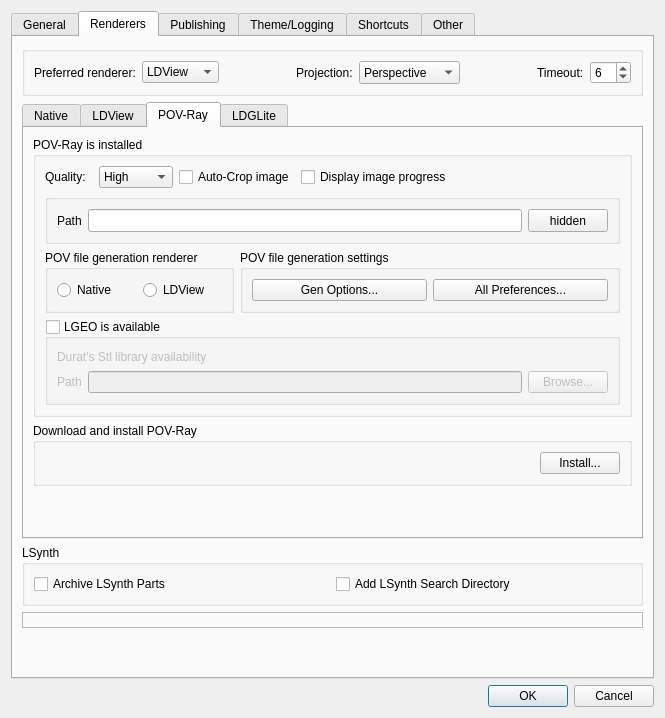
First picture: the form in mainApp/preferences.ui, repository trevorsandy/lpub3d-ci, before the edit.
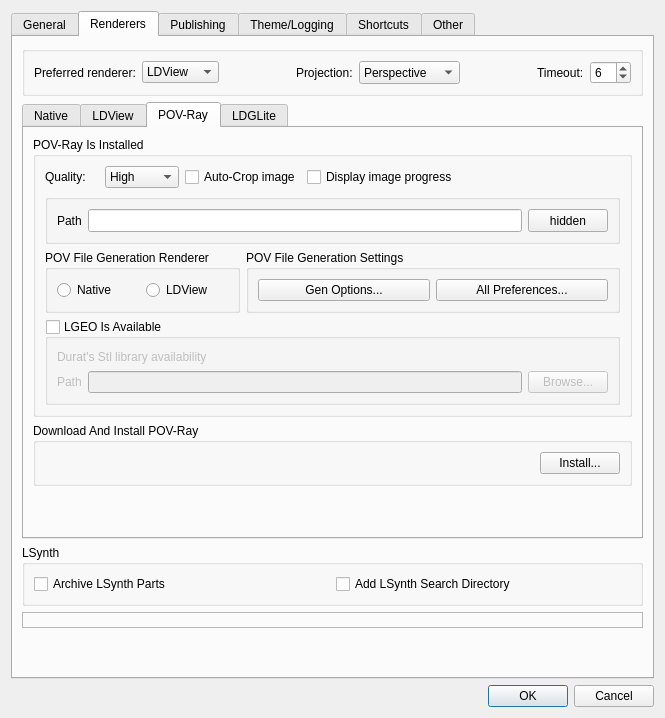
Second picture: the form after the edit. The open tabs and pages were chosen to show the change.

Patch:
```diff
--- a/mainApp/preferences.ui
+++ b/mainApp/preferences.ui
@@ -1854,7 +1854,7 @@
               </size>
              </property>
              <property name="title">
-              <string>POV-Ray is installed</string>
+              <string>POV-Ray Is Installed</string>
              </property>
              <property name="checkable">
               <bool>false</bool>
@@ -1916,7 +1916,7 @@
                  <string>Select the renderer to generate pov files</string>
                 </property>
                 <property name="title">
-                 <string>POV file generation renderer</string>
+                 <string>POV File Generation Renderer</string>
                 </property>
                 <layout class="QHBoxLayout" name="horizontalLayout_19">
                  <item>
@@ -2006,7 +2006,7 @@
                  <string>This library provides higher quality rendering models for POV RAY</string>
                 </property>
                 <property name="title">
-                 <string>LGEO is available</string>
+                 <string>LGEO Is Available</string>
                 </property>
                 <property name="checkable">
                  <bool>true</bool>
@@ -2111,7 +2111,7 @@
                  </size>
                 </property>
                 <property name="title">
-                 <string>POV file generation settings</string>
+                 <string>POV File Generation Settings</string>
                 </property>
                 <layout class="QHBoxLayout" name="horizontalLayout_4">
                  <item>
@@ -2155,7 +2155,7 @@
            <item>
             <widget class="QGroupBox" name="povrayInstallGrpBox">
              <property name="title">
-              <string>Download and install POV-Ray</string>
+              <string>Download And Install POV-Ray</string>
              </property>
              <layout class="QHBoxLayout" name="horizontalLayout_21">
               <item>
```
Left out of the diff: 18 changed lines with no effect on the pictures.
